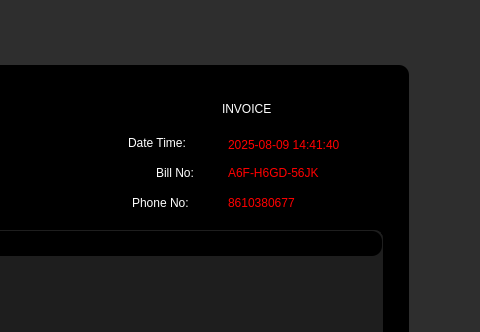
Above: assets/ui/view_order_modal.ui from JinxSeven/retail-manager-lite before the change; both pictures show x 508 to 988 and y 0 to 332 of the 988 by 690 pixel window. Below: the same form after it.
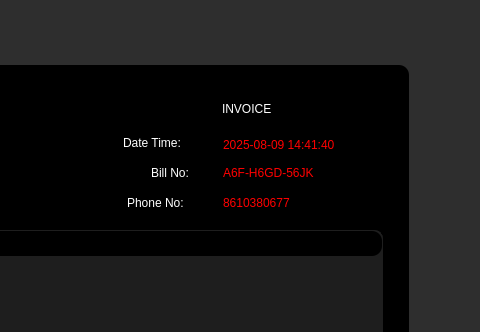
That is the form after the change.

Patch:
```diff
--- a/assets/ui/view_order_modal.ui
+++ b/assets/ui/view_order_modal.ui
@@ -51,7 +51,7 @@
   <widget class="QLabel" name="login_instruction">
    <property name="geometry">
     <rect>
-     <x>640</x>
+     <x>635</x>
      <y>182</y>
      <width>91</width>
      <height>41</height>
@@ -69,7 +69,7 @@
   <widget class="QLabel" name="login_instruction_2">
    <property name="geometry">
     <rect>
-     <x>664</x>
+     <x>659</x>
      <y>152</y>
      <width>71</width>
      <height>41</height>
@@ -87,7 +87,7 @@
   <widget class="QLabel" name="login_instruction_3">
    <property name="geometry">
     <rect>
-     <x>636</x>
+     <x>631</x>
      <y>122</y>
      <width>101</width>
      <height>41</height>
@@ -105,7 +105,7 @@
   <widget class="QLabel" name="viewOrdDateTime">
    <property name="geometry">
     <rect>
-     <x>736</x>
+     <x>731</x>
      <y>124</y>
      <width>181</width>
      <height>41</height>
@@ -123,7 +123,7 @@
   <widget class="QLabel" name="viewOrdOrdNum">
    <property name="geometry">
     <rect>
-     <x>736</x>
+     <x>731</x>
      <y>152</y>
      <width>121</width>
      <height>41</height>
@@ -141,7 +141,7 @@
   <widget class="QLabel" name="viewOrdPhoneNo">
    <property name="geometry">
     <rect>
-     <x>736</x>
+     <x>731</x>
      <y>182</y>
      <width>121</width>
      <height>41</height>
```
Left out of the diff: 2 changed lines with no effect on the pictures.
